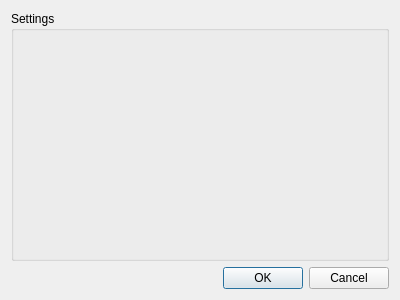
The window that lib/ui/settings.ui (Ruin0x11/eiwaji) describes before a commit, drawn with Qt 5.
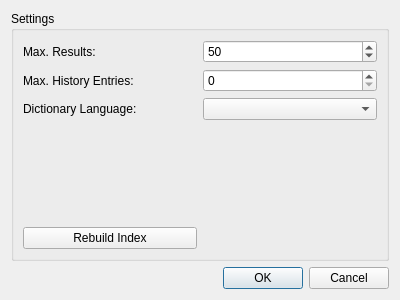
The same window after the commit.

Commit message: add settings dialog

```diff
--- a/lib/ui/settings.ui
+++ b/lib/ui/settings.ui
@@ -21,6 +21,68 @@
        <property name="title">
         <string>Settings</string>
        </property>
+       <layout class="QGridLayout" name="gridLayout">
+        <item row="0" column="0">
+         <widget class="QLabel" name="label">
+          <property name="text">
+           <string>Max. Results: </string>
+          </property>
+         </widget>
+        </item>
+        <item row="0" column="1">
+         <widget class="QSpinBox" name="maxResultsBox">
+          <property name="minimum">
+           <number>1</number>
+          </property>
+          <property name="maximum">
+           <number>1000</number>
+          </property>
+          <property name="value">
+           <number>50</number>
+          </property>
+         </widget>
+        </item>
+        <item row="3" column="1">
+         <widget class="QComboBox" name="dictLanguageBox"/>
+        </item>
+        <item row="6" column="0">
+         <widget class="QPushButton" name="rebuildIndexButton">
+          <property name="text">
+           <string>Rebuild Index</string>
+          </property>
+         </widget>
+        </item>
+        <item row="2" column="0">
+         <widget class="QLabel" name="label_3">
+          <property name="text">
+           <string>Max. History Entries:</string>
+          </property>
+         </widget>
+        </item>
+        <item row="2" column="1">
+         <widget class="QSpinBox" name="maxHistoryEntriesBox"/>
+        </item>
+        <item row="3" column="0">
+         <widget class="QLabel" name="label_2">
+          <property name="text">
+           <string>Dictionary Language: </string>
+          </property>
+         </widget>
+        </item>
+        <item row="4" column="0" colspan="2">
+         <spacer name="verticalSpacer">
+          <property name="orientation">
+           <enum>Qt::Vertical</enum>
+          </property>
+          <property name="sizeHint" stdset="0">
+           <size>
+            <width>20</width>
+            <height>40</height>
+           </size>
+          </property>
+         </spacer>
+        </item>
+       </layout>
       </widget>
      </item>
     </layout>
```
Left out of the diff: 10 changed lines with no effect on the pictures. The commit also changes 4 other files.
